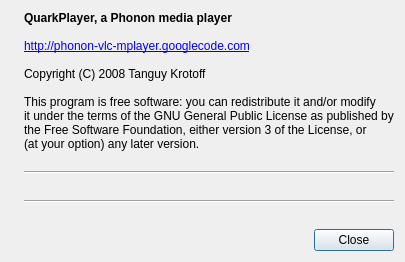
Qt form quarkplayer/AboutWindow.ui (tkrotoff/QuarkPlayer) before a commit.
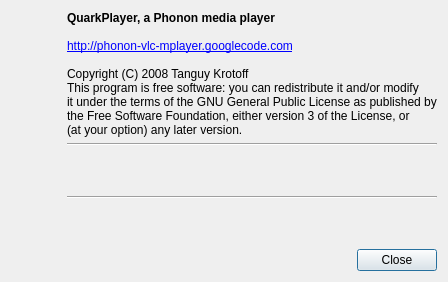
The same form after that commit. Icons and pictures are not drawn.

Commit message: Smaller AboutWindow + more error states inside MPlayerProcess.cpp

```diff
--- a/quarkplayer/AboutWindow.ui
+++ b/quarkplayer/AboutWindow.ui
@@ -5,8 +5,8 @@
    <rect>
     <x>0</x>
     <y>0</y>
-    <width>399</width>
-    <height>262</height>
+    <width>448</width>
+    <height>282</height>
    </rect>
   </property>
   <property name="windowTitle" >
@@ -31,11 +31,10 @@
 &lt;a href="http://phonon-vlc-mplayer.googlecode.com">http://phonon-vlc-mplayer.googlecode.com&lt;/a>&lt;br>
 &lt;br>
 Copyright (C) 2008  Tanguy Krotoff&lt;br>
-&lt;br>
 This program is free software: you can redistribute it and/or modify&lt;br>
 it under the terms of the GNU General Public License as published by&lt;br>
 the Free Software Foundation, either version 3 of the License, or&lt;br>
-(at your option) any later version.&lt;br></string>
+(at your option) any later version.</string>
      </property>
      <property name="openExternalLinks" >
       <bool>true</bool>
```
The commit also changes 6 other files.
